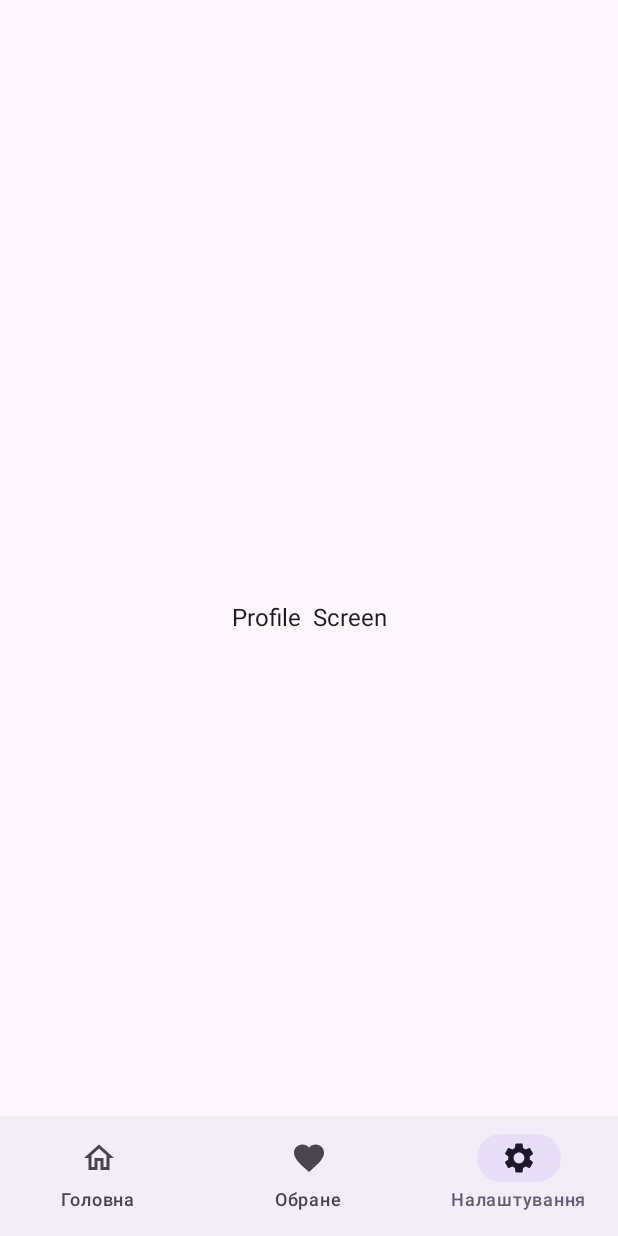
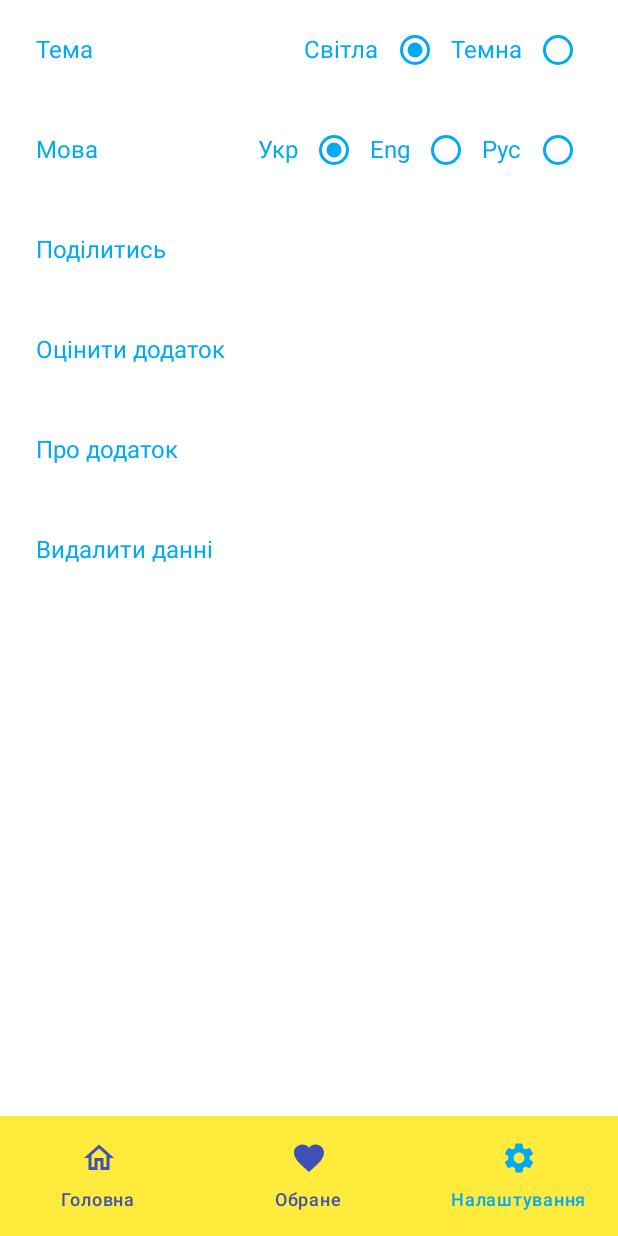
Before and after one commit to dgioto/FairyTales, an Android app built with Jetpack Compose: the screen it shows after launch (MainActivity), item 3 of the bottom bar chosen, on a phone screen of 412 x 824 dp. Run offline under Robolectric (Android 15) with nearby library versions, the phone set to English and light mode, and no system bars.

Commit message:
updating application colors, customizing the ProfileScreen window

```diff
--- a/app/src/main/java/com/dgioto/fairytalesinukrainian/ui/FairyTaleScreen.kt
+++ b/app/src/main/java/com/dgioto/fairytalesinukrainian/ui/FairyTaleScreen.kt
@@ -11,9 +11,11 @@ import androidx.compose.material.icons.filled.Favorite
 import androidx.compose.material3.ExperimentalMaterial3Api
 import androidx.compose.material3.Icon
 import androidx.compose.material3.IconButton
+import androidx.compose.material3.MaterialTheme
 import androidx.compose.material3.Surface
 import androidx.compose.material3.Text
 import androidx.compose.material3.TopAppBar
+import androidx.compose.material3.TopAppBarColors
 import androidx.compose.runtime.Composable
 import androidx.compose.runtime.mutableStateOf
 import androidx.compose.runtime.remember
@@ -32,7 +34,7 @@ fun FairyTaleScreen(
 ) {
     val isFavoriteState = remember { mutableStateOf(fairyTale in viewModel.favoriteFairyTales) }
 
-    Surface(modifier = Modifier.fillMaxSize()) {
+    Surface(modifier = Modifier.fillMaxSize(), color = MaterialTheme.colorScheme.background) {
         Column {
             TopAppBar(
                 title = { Text(text = fairyTale.title) },
@@ -51,10 +53,17 @@ fun FairyTaleScreen(
                             imageVector = Icons.Filled.Favorite, // Adjust based on favorite state
                             contentDescription = null,
                             tint = if (isFavoriteState.value) Color.Red
-                            else Color.Gray // Adjust based on favorite state
+                            else MaterialTheme.colorScheme.onPrimary // Adjust based on favorite state
                         )
                     }
-                }
+                },
+                colors = TopAppBarColors(
+                    containerColor = MaterialTheme.colorScheme.onSecondary,
+                    navigationIconContentColor = MaterialTheme.colorScheme.onPrimary,
+                    titleContentColor = MaterialTheme.colorScheme.onPrimary,
+                    actionIconContentColor = Color.Red,
+                    scrolledContainerColor = Color.White
+                )
             )
 
             Image(
@@ -67,7 +76,8 @@ fun FairyTaleScreen(
 
             Text(
                 text = fairyTale.description,
-                modifier = Modifier.padding(all = 16.dp)
+                modifier = Modifier.padding(all = 16.dp),
+                color = MaterialTheme.colorScheme.secondary
             )
         }
     }
--- a/app/src/main/java/com/dgioto/fairytalesinukrainian/ui/MainScreen.kt
+++ b/app/src/main/java/com/dgioto/fairytalesinukrainian/ui/MainScreen.kt
@@ -1,7 +1,9 @@
 package com.dgioto.fairytalesinukrainian.ui
 
 import android.annotation.SuppressLint
+import androidx.compose.foundation.BorderStroke
 import androidx.compose.foundation.Image
+import androidx.compose.foundation.border
 import androidx.compose.foundation.clickable
 import androidx.compose.foundation.layout.Arrangement
 import androidx.compose.foundation.layout.Box
@@ -16,10 +18,13 @@ import androidx.compose.material.icons.Icons
 import androidx.compose.material.icons.filled.Favorite
 import androidx.compose.material.icons.outlined.Favorite
 import androidx.compose.material3.Card
+import androidx.compose.material3.CardColors
 import androidx.compose.material3.Icon
 import androidx.compose.material3.IconButton
+import androidx.compose.material3.MaterialTheme
 import androidx.compose.material3.NavigationBar
 import androidx.compose.material3.NavigationBarItem
+import androidx.compose.material3.NavigationBarItemColors
 import androidx.compose.material3.Scaffold
 import androidx.compose.material3.Text
 import androidx.compose.runtime.Composable
@@ -99,7 +104,7 @@ fun NavigationGraph(
 
 @Composable
 fun BottomNavigationBar(navController: NavController) {
-    NavigationBar {
+    NavigationBar(containerColor = MaterialTheme.colorScheme.primary) {
         var navigationSelectedItem by remember { mutableStateOf(0) }
         val navItems = listOf(NavigationItem.Home, NavigationItem.Favourite, NavigationItem.Profile)
 
@@ -117,7 +122,16 @@ fun BottomNavigationBar(navController: NavController) {
                         contentDescription = item.titleResId.toString()
                     )
                 },
-                label = { Text(text = stringResource(id = item.titleResId)) }
+                label = { Text(text = stringResource(id = item.titleResId)) },
+                colors = NavigationBarItemColors(
+                    selectedIconColor = MaterialTheme.colorScheme.secondary,
+                    unselectedIconColor = MaterialTheme.colorScheme.surface,
+                    selectedTextColor = MaterialTheme.colorScheme.secondary,
+                    unselectedTextColor = MaterialTheme.colorScheme.surface,
+                    selectedIndicatorColor = MaterialTheme.colorScheme.primary,
+                    disabledIconColor = Color.Green,
+                    disabledTextColor = Color.Green
+                )
             )
         }
     }
@@ -132,7 +146,15 @@ fun FairyTaleItem(
     val isFavoriteState = remember { mutableStateOf(fairyTale in viewModel.favoriteFairyTales) }
 
     Card(
-        modifier = Modifier.padding(start = 8.dp, end = 8.dp, top = 4.dp, bottom = 4.dp)
+        modifier = Modifier
+            .padding(start = 8.dp, end = 8.dp, top = 4.dp, bottom = 4.dp)
+            .border(BorderStroke(2.dp, MaterialTheme.colorScheme.secondary), RoundedCornerShape(10.dp)),
+        colors = CardColors(
+            containerColor = MaterialTheme.colorScheme.background,
+            contentColor = MaterialTheme.colorScheme.secondary,
+            disabledContainerColor = Color.White,
+            disabledContentColor = Color.White,
+        )
     ) {
         // Обработчик нажатия добавлен к Row
         Row(
@@ -162,7 +184,8 @@ fun FairyTaleItem(
                 modifier = Modifier
                     .fillMaxWidth(0.8f)
                     .padding(start = 16.dp)
-                    .align(alignment = Alignment.CenterVertically)
+                    .align(alignment = Alignment.CenterVertically),
+                color = MaterialTheme.colorScheme.secondary
             )
 
             IconButton(
@@ -175,21 +198,21 @@ fun FairyTaleItem(
             ) {
                 Icon(
                     imageVector = if (isFavoriteState.value) Icons.Filled.Favorite
-                    else Icons.Outlined.Favorite,
+                                else Icons.Outlined.Favorite,
                     contentDescription = null,
-                    tint = if (isFavoriteState.value) Color.Red else Color.Gray
+                    tint = if (isFavoriteState.value) Color.Red else MaterialTheme.colorScheme.secondary
                 )
             }
         }
     }
 }
 
+@Preview
 @Composable
 fun LightThemePreview() {
     FairyTalesInUkrainianTheme(darkTheme = false) { MainScreen() }
 }
 
-@Preview
 @Composable
 fun DarkThemePreview() {
     FairyTalesInUkrainianTheme(darkTheme = true) { MainScreen() }
--- a/app/src/main/java/com/dgioto/fairytalesinukrainian/ui/OtherScreen.kt
+++ b/app/src/main/java/com/dgioto/fairytalesinukrainian/ui/OtherScreen.kt
@@ -2,16 +2,22 @@ package com.dgioto.fairytalesinukrainian.ui
 
 import androidx.compose.foundation.layout.Arrangement
 import androidx.compose.foundation.layout.Column
+import androidx.compose.foundation.layout.Row
 import androidx.compose.foundation.layout.fillMaxSize
+import androidx.compose.foundation.layout.fillMaxWidth
 import androidx.compose.foundation.layout.padding
 import androidx.compose.foundation.lazy.LazyColumn
 import androidx.compose.foundation.lazy.items
+import androidx.compose.material3.MaterialTheme
+import androidx.compose.material3.RadioButton
+import androidx.compose.material3.RadioButtonDefaults
 import androidx.compose.material3.Text
 import androidx.compose.runtime.Composable
 import androidx.compose.ui.Alignment
 import androidx.compose.ui.Modifier
+import androidx.compose.ui.tooling.preview.Preview
+import androidx.compose.ui.unit.dp
 import androidx.navigation.NavHostController
-import androidx.navigation.compose.rememberNavController
 import com.dgioto.fairytalesinukrainian.models.FairyTale
 
 @Composable
@@ -40,11 +46,74 @@ fun FavouriteScreen(navController: NavHostController, viewModel: MainScreenViewM
     }
 }
 
+@Preview(showBackground = true)
 @Composable
 fun ProfileScreen() {
     Column(
         modifier = Modifier.fillMaxSize(),
-        verticalArrangement = Arrangement.Center,
-        horizontalAlignment = Alignment.CenterHorizontally
-    ) { Text("Profile  Screen") }
+        verticalArrangement = Arrangement.Top,
+        horizontalAlignment = Alignment.Start
+    ) {
+        TextWithRadioButtons(
+            text = "Тема",
+            options = listOf("Світла" to true, "Темна" to false),
+            onOptionSelected = { /*TODO*/ }
+        )
+        TextWithRadioButtons(
+            text = "Мова",
+            options = listOf("Укр" to true, "Eng" to false, "Рус" to false),
+            onOptionSelected = { /*TODO*/ }
+        )
+        ColorText("Поділитись")
+        ColorText("Оцінити додаток")
+        ColorText("Про додаток")
+        ColorText("Видалити данні")
+    }
 }
+
+@Composable
+fun TextWithRadioButtons(
+    text: String,
+    options: List<Pair<String, Boolean>>, // Список пар (текст опции, выбрана ли опция)
+    onOptionSelected: (Int) -> Unit // Функция, которая будет вызвана при выборе опции
+) {
+    Row(
+        modifier = Modifier.fillMaxWidth().padding(end = 16.dp),
+        verticalAlignment = Alignment.CenterVertically,
+        horizontalArrangement = Arrangement.SpaceBetween
+    ) {
+        Text(
+            text = text,
+            modifier = Modifier.padding(24.dp),
+            color = MaterialTheme.colorScheme.secondary
+        )
+        Row(
+            verticalAlignment = Alignment.CenterVertically,
+            horizontalArrangement = Arrangement.SpaceBetween
+        ){
+            options.forEachIndexed { index, (optionText, isSelected) ->
+                Text(
+                    text = optionText,
+                    color = MaterialTheme.colorScheme.secondary
+                )
+                RadioButton(
+                    selected = isSelected,
+                    onClick = { onOptionSelected(index) },
+                    colors = RadioButtonDefaults.colors(
+                        selectedColor = MaterialTheme.colorScheme.secondary,
+                        unselectedColor = MaterialTheme.colorScheme.secondary
+                    )
+                )
+            }
+        }
+    }
+}
+
+@Composable
+fun ColorText(text: String) {
+    Text(
+        text = text,
+        color = MaterialTheme.colorScheme.secondary, // Используем необходимый цвет только здесь
+        modifier = Modifier.padding(24.dp)
+    )
+}
--- a/app/src/main/java/com/dgioto/fairytalesinukrainian/ui/theme/Color.kt
+++ b/app/src/main/java/com/dgioto/fairytalesinukrainian/ui/theme/Color.kt
@@ -5,4 +5,3 @@ import androidx.compose.ui.graphics.Color
 val Yellow500 = Color(0xFFFFEB3B)
 val Blue500 = Color(0xFF03A9F4)
 val Blue900 = Color(0xFF3F51B5)
-val Gray900 = Color(0x36151515)
--- a/app/src/main/java/com/dgioto/fairytalesinukrainian/ui/theme/Theme.kt
+++ b/app/src/main/java/com/dgioto/fairytalesinukrainian/ui/theme/Theme.kt
@@ -6,27 +6,24 @@ import androidx.compose.material3.MaterialTheme.shapes
 import androidx.compose.material3.darkColorScheme
 import androidx.compose.material3.lightColorScheme
 import androidx.compose.runtime.Composable
+import androidx.compose.ui.graphics.Color
 
 private val DarkColorPalette = darkColorScheme(
-    /*
-    primary = Color.Green,
-    onPrimary = Color.Green,
-    secondary = Color.Green,
-    onSecondary = Color.Green,
-    background = Color.Blue,
-    surface = Color.Yellow,
-    */
-    )
+    primary = Color.DarkGray,
+    onPrimary = Color.LightGray,
+    secondary = Color.LightGray,
+    onSecondary = Color.DarkGray,
+    background = Color.Black,
+    surface = Color.Gray
+)
 
 private val LightColorPalette = lightColorScheme(
-    /*
-    primary = Color.Green,
-    onPrimary = Color.Green,
-    secondary = Color.Green,
-    onSecondary = Color.Green,
-    background = Color.Blue,
-    surface = Color.Yellow,
-    */
+    primary = Yellow500,
+    onPrimary = Color.White,
+    secondary = Blue500,
+    onSecondary = Blue500,
+    background = Color.White,
+    surface = Blue900
 )
 
 @Composable
```
